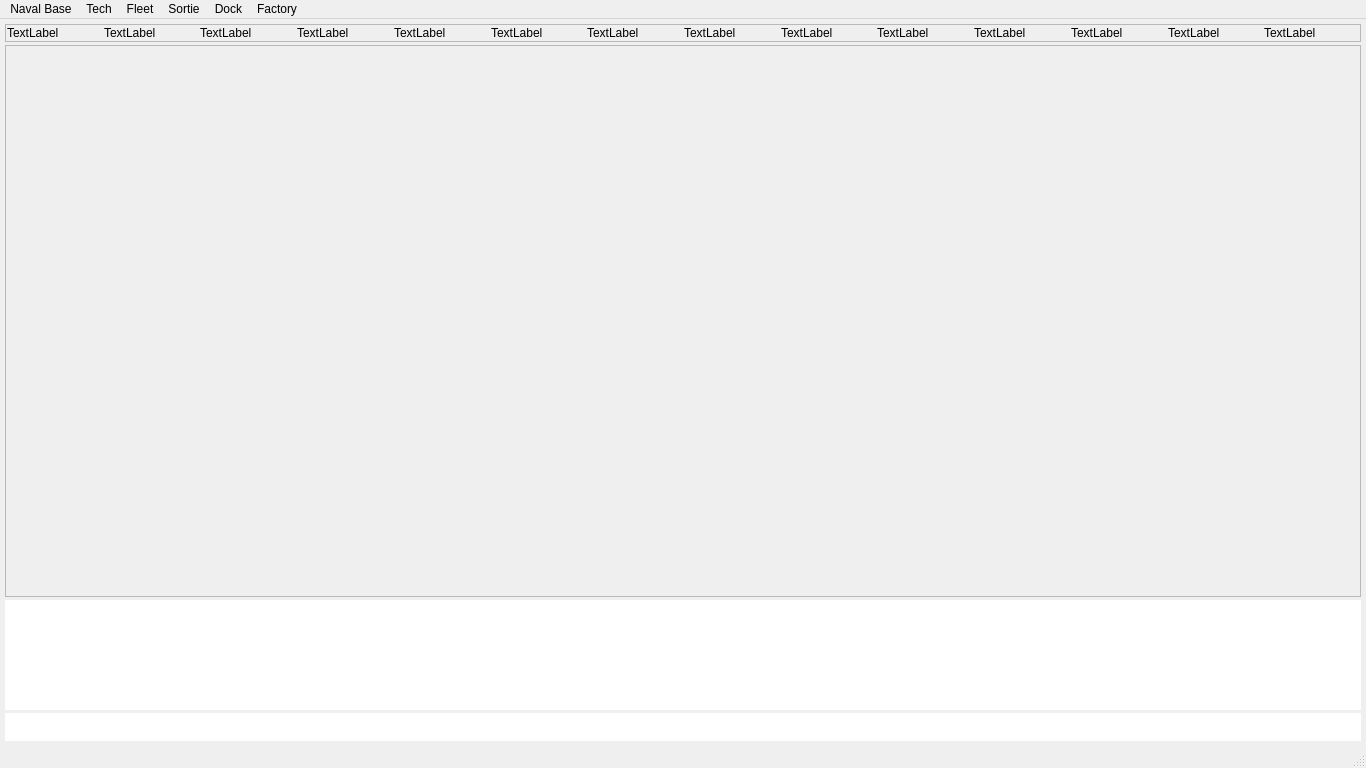
First picture: the form in FleetMemories/ClientGUI/ui/mainwindow.ui, repository ibicdlcod/GuoMuoRuoProject, before the edit.
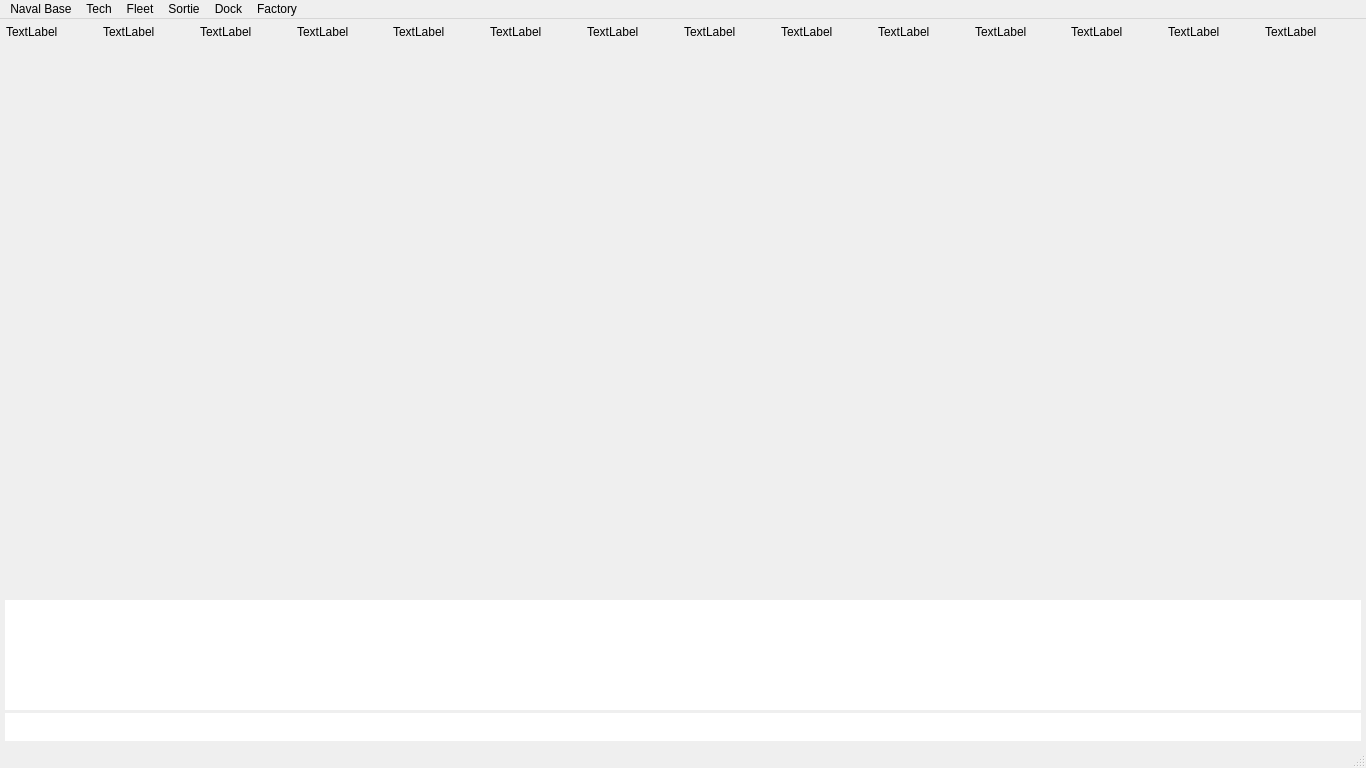
Second picture: the form after the edit.

What changed in the file:
```diff
--- a/FleetMemories/ClientGUI/ui/mainwindow.ui
+++ b/FleetMemories/ClientGUI/ui/mainwindow.ui
@@ -45,10 +45,7 @@
        </sizepolicy>
       </property>
       <property name="frameShape">
-       <enum>QFrame::Shape::StyledPanel</enum>
-      </property>
-      <property name="frameShadow">
-       <enum>QFrame::Shadow::Raised</enum>
+       <enum>QFrame::NoFrame</enum>
       </property>
       <layout class="QHBoxLayout" name="horizontalLayout_2">
        <property name="spacing">
@@ -179,10 +176,7 @@
        <string notr="true"/>
       </property>
       <property name="frameShape">
-       <enum>QFrame::Shape::StyledPanel</enum>
-      </property>
-      <property name="frameShadow">
-       <enum>QFrame::Shadow::Raised</enum>
+       <enum>QFrame::NoFrame</enum>
       </property>
       <property name="lineWidth">
        <number>0</number>
```
Left out of the diff: 19 changed lines with no effect on the pictures.
